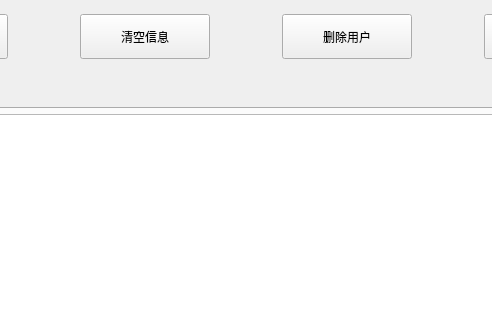
Above: admin/adminwidget.ui from ciyeer/ManageSystem before the change; both pictures show x 603 to 1095 and y 0 to 320 of the 1296 by 814 pixel window. Below: the same form after it.
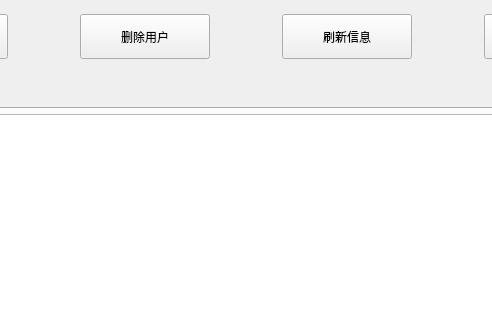
That is the form after the change.

What changed in the file:
```diff
--- a/admin/adminwidget.ui
+++ b/admin/adminwidget.ui
@@ -97,7 +97,7 @@
         </widget>
        </item>
        <item>
-        <widget class="QPushButton" name="clearBtn">
+        <widget class="QPushButton" name="deleteuserbtn">
          <property name="minimumSize">
           <size>
            <width>130</width>
@@ -111,12 +111,12 @@
           </size>
          </property>
          <property name="text">
-          <string>清空信息</string>
+          <string>删除用户</string>
          </property>
         </widget>
        </item>
        <item>
-        <widget class="QPushButton" name="deleteuserbtn">
+        <widget class="QPushButton" name="flushBtn">
          <property name="minimumSize">
           <size>
            <width>130</width>
@@ -130,7 +130,7 @@
           </size>
          </property>
          <property name="text">
-          <string>删除用户</string>
+          <string>刷新信息</string>
          </property>
         </widget>
        </item>
```
